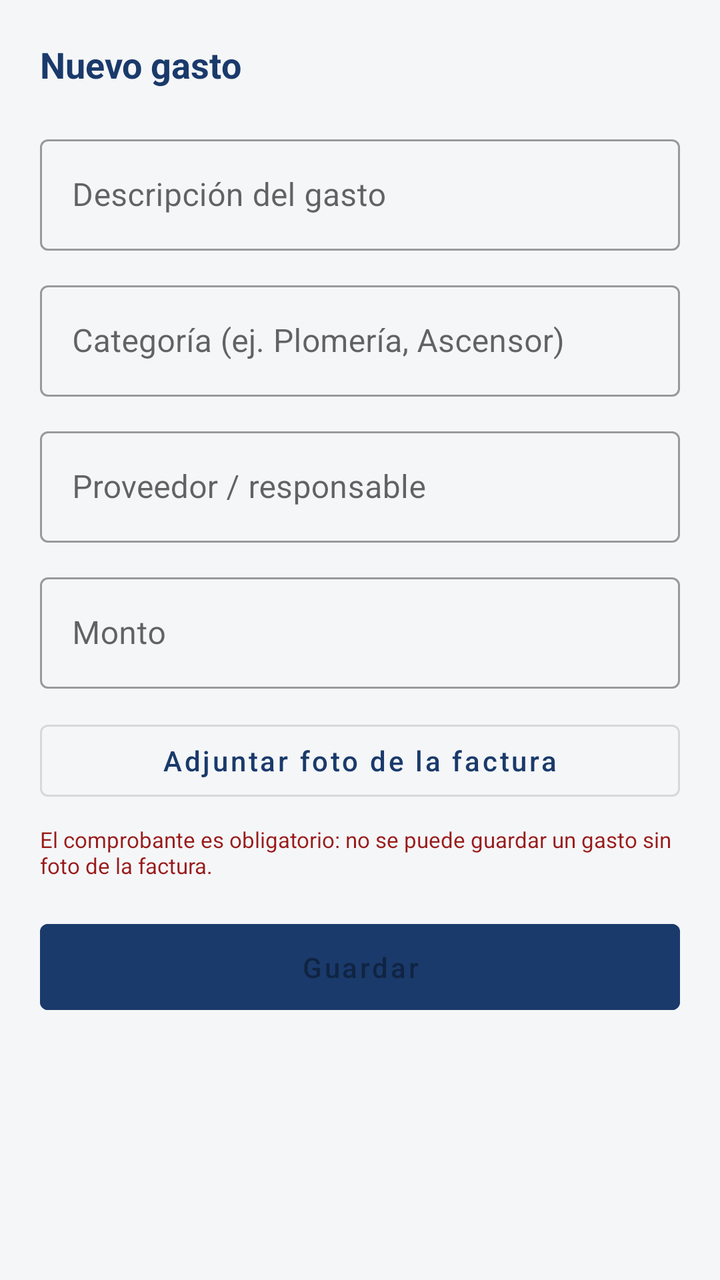
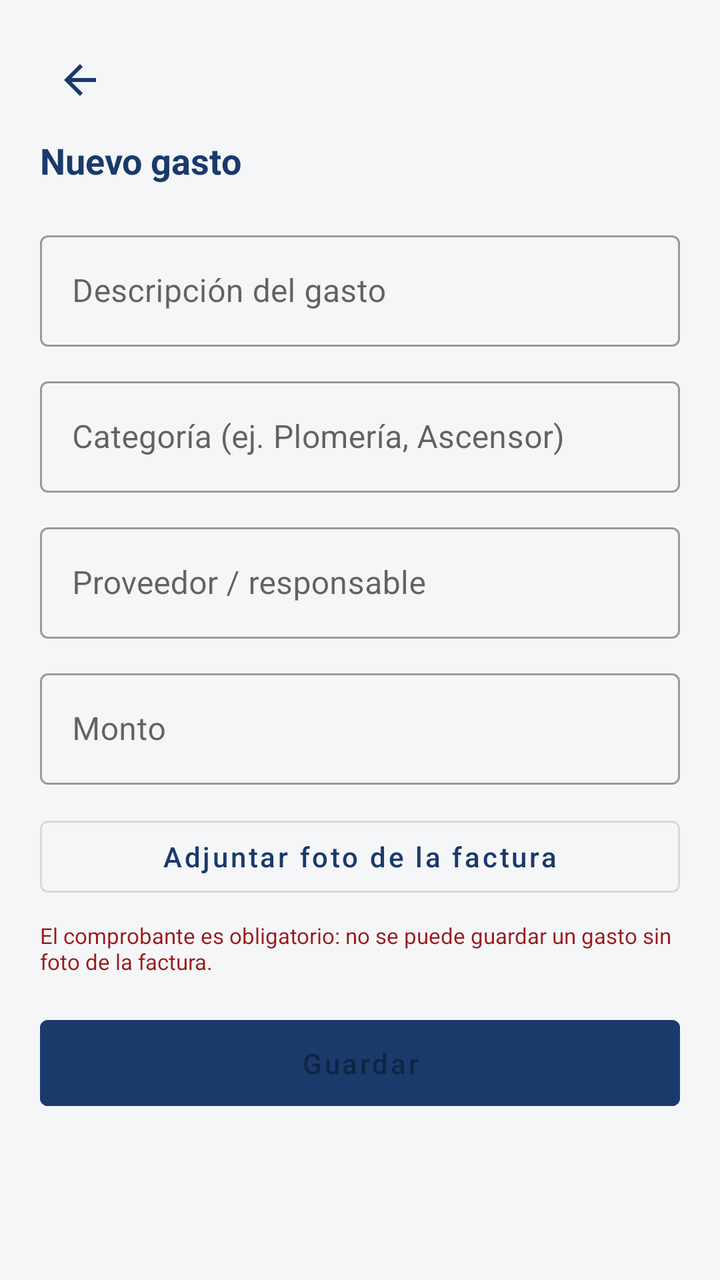

The first picture is an Android layout as it rendered before a commit; the second is the same layout after the commit. The layout source and the unified diff follow.
<!-- AndroidManifest.xml: application theme Theme.ConsorcioTransparente -->
<!-- res/layout/activity_add_expense.xml -->
<?xml version="1.0" encoding="utf-8"?>
<ScrollView xmlns:android="http://schemas.android.com/apk/res/android"
    android:layout_width="match_parent"
    android:layout_height="match_parent"
    android:background="@color/background"
    android:fillViewport="true">

    <LinearLayout
        android:layout_width="match_parent"
        android:layout_height="wrap_content"
        android:orientation="vertical"
        android:padding="20dp">

        <TextView
            android:layout_width="wrap_content"
            android:layout_height="wrap_content"
            android:text="@string/add_expense_title"
            android:textColor="@color/navy"
            android:textSize="18sp"
            android:textStyle="bold" />

        <com.google.android.material.textfield.TextInputLayout
            android:layout_width="match_parent"
            android:layout_height="wrap_content"
            android:layout_marginTop="20dp"
            style="@style/Widget.MaterialComponents.TextInputLayout.OutlinedBox">

            <com.google.android.material.textfield.TextInputEditText
                android:id="@+id/inputDescription"
                android:layout_width="match_parent"
                android:layout_height="wrap_content"
                android:hint="Descripción del gasto" />
        </com.google.android.material.textfield.TextInputLayout>

        <com.google.android.material.textfield.TextInputLayout
            android:layout_width="match_parent"
            android:layout_height="wrap_content"
            android:layout_marginTop="12dp"
            style="@style/Widget.MaterialComponents.TextInputLayout.OutlinedBox">

            <com.google.android.material.textfield.TextInputEditText
                android:id="@+id/inputCategory"
                android:layout_width="match_parent"
                android:layout_height="wrap_content"
                android:hint="@string/category_hint" />
        </com.google.android.material.textfield.TextInputLayout>

        <com.google.android.material.textfield.TextInputLayout
            android:layout_width="match_parent"
            android:layout_height="wrap_content"
            android:layout_marginTop="12dp"
            style="@style/Widget.MaterialComponents.TextInputLayout.OutlinedBox">

            <com.google.android.material.textfield.TextInputEditText
                android:id="@+id/inputProvider"
                android:layout_width="match_parent"
                android:layout_height="wrap_content"
                android:hint="@string/provider_hint" />
        </com.google.android.material.textfield.TextInputLayout>

        <com.google.android.material.textfield.TextInputLayout
            android:layout_width="match_parent"
            android:layout_height="wrap_content"
            android:layout_marginTop="12dp"
            style="@style/Widget.MaterialComponents.TextInputLayout.OutlinedBox">

            <com.google.android.material.textfield.TextInputEditText
                android:id="@+id/inputAmount"
                android:layout_width="match_parent"
                android:layout_height="wrap_content"
                android:hint="@string/amount_hint"
                android:inputType="numberDecimal" />
        </com.google.android.material.textfield.TextInputLayout>

        <ImageView
            android:id="@+id/imagePreview"
            android:layout_width="match_parent"
            android:layout_height="160dp"
            android:layout_marginTop="16dp"
            android:background="@drawable/bg_metric_card"
            android:scaleType="centerCrop"
            android:visibility="gone" />

        <Button
            android:id="@+id/buttonAttachPhoto"
            android:layout_width="match_parent"
            android:layout_height="wrap_content"
            android:layout_marginTop="12dp"
            android:text="@string/attach_photo"
            android:textAllCaps="false"
            style="@style/Widget.MaterialComponents.Button.OutlinedButton" />

        <TextView
            android:id="@+id/textPhotoWarning"
            android:layout_width="match_parent"
            android:layout_height="wrap_content"
            android:layout_marginTop="8dp"
            android:text="@string/photo_required"
            android:textColor="@color/tag_red_fg"
            android:textSize="11sp" />

        <ProgressBar
            android:id="@+id/progressBar"
            android:layout_width="wrap_content"
            android:layout_height="wrap_content"
            android:layout_marginTop="16dp"
            android:layout_gravity="center"
            android:visibility="gone" />

        <TextView
            android:id="@+id/textError"
            android:layout_width="match_parent"
            android:layout_height="wrap_content"
            android:layout_marginTop="8dp"
            android:textColor="@color/tag_red_fg"
            android:textSize="12sp"
            android:visibility="gone" />

        <Button
            android:id="@+id/buttonSave"
            android:layout_width="match_parent"
            android:layout_height="wrap_content"
            android:layout_marginTop="16dp"
            android:backgroundTint="@color/navy"
            android:enabled="false"
            android:paddingVertical="12dp"
            android:text="@string/save"
            android:textAllCaps="false" />

    </LinearLayout>
</ScrollView>
<!-- resources referenced by this layout -->
<resources>
  <color name="background">#F5F6F8</color>
  <color name="navy">#1A3A6B</color>
  <color name="tag_red_fg">#991B1B</color>
  <!-- drawable bg_metric_card (drawable) -->
  <?xml version="1.0" encoding="utf-8"?>
  <shape xmlns:android="http://schemas.android.com/apk/res/android">
      <solid android:color="@color/surface_secondary" />
      <corners android:radius="10dp" />
  </shape>
  <string name="add_expense_title">Nuevo gasto</string>
  <string name="amount_hint">Monto</string>
  <string name="attach_photo">Adjuntar foto de la factura</string>
  <string name="category_hint">Categoría (ej. Plomería, Ascensor)</string>
  <string name="photo_required">El comprobante es obligatorio: no se puede guardar un gasto sin foto de la factura.</string>
  <string name="provider_hint">Proveedor / responsable</string>
  <string name="save">Guardar</string>
  <style name="Theme.ConsorcioTransparente" parent="Theme.MaterialComponents.DayNight.NoActionBar">
          <item name="colorPrimary">@color/navy</item>
          <item name="colorPrimaryDark">@color/navy_dark</item>
          <item name="colorAccent">@color/blue_accent</item>
          <item name="android:windowBackground">@color/background</item>
          <item name="android:statusBarColor" tools:targetApi="l">@color/navy</item>
      </style>
  <color name="surface_secondary">#F1F3F5</color>
  <color name="navy_dark">#0F2647</color>
  <color name="blue_accent">#3B82F6</color>
</resources>

<!-- the commit's change to res/layout/activity_add_expense.xml (unified diff, before → after) -->
@@ -10,6 +10,17 @@
         android:layout_height="wrap_content"
         android:orientation="vertical"
         android:padding="20dp">
+
+        <ImageButton
+            android:id="@+id/buttonBack"
+            android:layout_width="40dp"
+            android:layout_height="40dp"
+            android:layout_gravity="start"
+            android:layout_marginBottom="8dp"
+            android:background="?attr/selectableItemBackgroundBorderless"
+            android:contentDescription="@string/back"
+            android:src="@drawable/ic_back"
+            android:tint="@color/navy" />
 
         <TextView
             android:layout_width="wrap_content"
<!-- resource entries referenced after the edit -->
@@ -9,22 +9,36 @@
       <solid android:color="@color/surface_secondary" />
       <corners android:radius="10dp" />
   </shape>
+  <!-- drawable ic_back (drawable) -->
+  <?xml version="1.0" encoding="utf-8"?>
+  <vector xmlns:android="http://schemas.android.com/apk/res/android"
+      android:width="24dp"
+      android:height="24dp"
+      android:viewportWidth="24"
+      android:viewportHeight="24">
+      <path
+          android:fillColor="#FF000000"
+          android:pathData="M20,11H7.83l5.59,-5.59L12,4l-8,8 8,8 1.41,-1.41L7.83,13H20v-2z" />
+  </vector>
   <string name="add_expense_title">Nuevo gasto</string>
   <string name="amount_hint">Monto</string>
   <string name="attach_photo">Adjuntar foto de la factura</string>
+  <string name="back">Volver</string>
   <string name="category_hint">Categoría (ej. Plomería, Ascensor)</string>
   <string name="photo_required">El comprobante es obligatorio: no se puede guardar un gasto sin foto de la factura.</string>
   <string name="provider_hint">Proveedor / responsable</string>
   <string name="save">Guardar</string>
-  <style name="Theme.ConsorcioTransparente" parent="Theme.MaterialComponents.DayNight.NoActionBar">
+  <style name="Theme.ConsorcioTransparente" parent="Theme.MaterialComponents.Light.NoActionBar">
           <item name="colorPrimary">@color/navy</item>
           <item name="colorPrimaryDark">@color/navy_dark</item>
           <item name="colorAccent">@color/blue_accent</item>
           <item name="android:windowBackground">@color/background</item>
           <item name="android:statusBarColor" tools:targetApi="l">@color/navy</item>
+          <item name="colorTextSecondary">@color/text_secondary</item>
       </style>
   <color name="surface_secondary">#F1F3F5</color>
   <color name="navy_dark">#0F2647</color>
   <color name="blue_accent">#3B82F6</color>
+  <color name="text_secondary">#6B7280</color>
 </resources>
 
